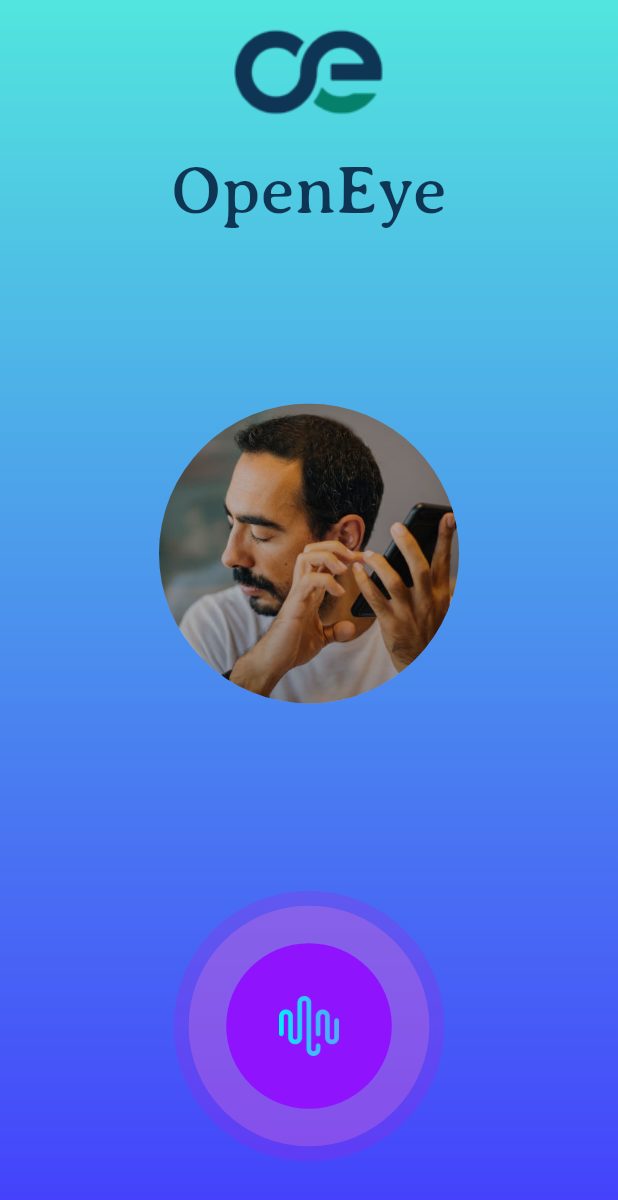
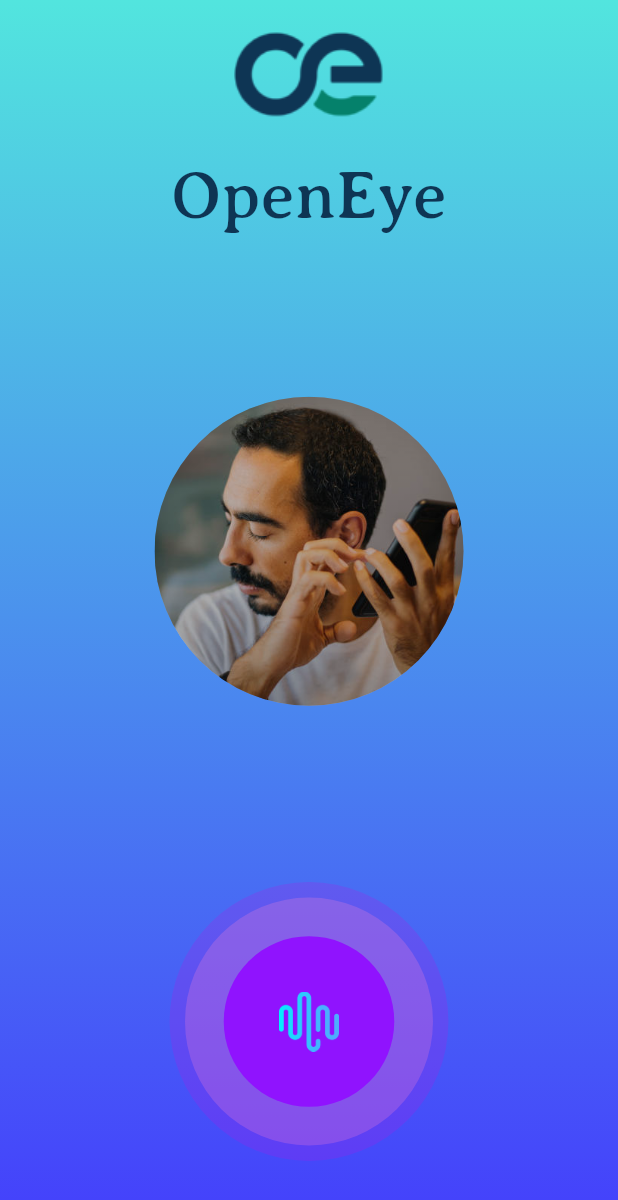
Before and after one commit to kurbanovxurshidbek/openeye-mobile, a Flutter app: the screen it shows after launch, on a phone screen of 412 x 824 dp. Shown: the top 1200 px of the screen. Run offline on Flutter 3.47's test engine with Material 2 defaults, Android fonts, the phone set to English and light mode, and no system bars; our stand-ins replace audioplayers, bloc, easy_localization, flutter_bloc, lottie, simple_animations and 1 more.

Commit message:
lang page error corrected 2

```diff
--- /dev/null
+++ b/lib/cubits/f_g_b_g_notifier_cubit.dart
@@ -0,0 +1,6 @@
+import 'package:bloc/bloc.dart';
+import 'package:key_board_app/cubits/f_g_b_g_notifier_state.dart';
+
+class FGBGNotifierCubit extends Cubit<FGBGNotifierState> {
+  FGBGNotifierCubit() : super(FGBGNotifierState());
+}
--- /dev/null
+++ b/lib/cubits/f_g_b_g_notifier_state.dart
@@ -0,0 +1 @@
+class FGBGNotifierState {}
--- a/lib/cubits/mediaplayer_cubit.dart
+++ b/lib/cubits/mediaplayer_cubit.dart
@@ -14,7 +14,7 @@ class MediaplayerCubit extends Cubit<MediaPlayerState> {
   onComplatedAudioAndStart(BuildContext context) {
     int count = 1;
 
-    playAudio(count);
+    startAudio(count);
 
     state.audioPlayer.onPlayerCompletion.listen((event) {
       count++;
@@ -33,11 +33,19 @@ class MediaplayerCubit extends Cubit<MediaPlayerState> {
         return;
       }
 
-      playAudio(count);
+      startAudio(count);
     });
   }
 
-  playAudio(int count) async {
+  pauseAudio() {
+    state.audioPlayer.pause();
+  }
+
+  playAudio() {
+    state.audioPlayer.resume();
+  }
+
+  startAudio(int count) async {
     String audioassetUZ = "assets/sounds/welcome_uz.mp3";
     String audioassetEN = "assets/sounds/welcome_en.mp3";
     String audioassetRU = "assets/sounds/welcome_ru.mp3";
--- a/lib/pages/change_lang_page.dart
+++ b/lib/pages/change_lang_page.dart
@@ -13,15 +13,55 @@ class LangChangePage extends StatefulWidget {
   State<LangChangePage> createState() => _LangChangePageState();
 }
 
-class _LangChangePageState extends State<LangChangePage> {
+class _LangChangePageState extends State<LangChangePage>
+    with WidgetsBindingObserver {
+  AppLifecycleState? _notification;
+
   @override
   void initState() {
     super.initState();
+
+    WidgetsBinding.instance!.addObserver(this);
 
     BlocProvider.of<SpeechToTextCubit>(context).initSpeech();
 
     BlocProvider.of<MediaplayerCubit>(context)
         .onComplatedAudioAndStart(context);
+  }
+
+  @override
+  void didChangeAppLifecycleState(AppLifecycleState state) {
+    switch (state) {
+      case AppLifecycleState.resumed:
+        print("app in resumed---------------");
+        BlocProvider.of<MediaplayerCubit>(context).playAudio();
+
+        break;
+      case AppLifecycleState.inactive:
+        print("app in inactive------------------------");
+        BlocProvider.of<MediaplayerCubit>(context).playAudio();
+        break;
+      case AppLifecycleState.paused:
+        print("app in paused--------------");
+        BlocProvider.of<SpeechToTextCubit>(context).stopListening("stop");
+
+        BlocProvider.of<MediaplayerCubit>(context).pauseAudio();
+        break;
+      case AppLifecycleState.detached:
+        print("app in detached----------------------");
+        break;
+    }
+  }
+
+  @override
+  void dispose() {
+    // TODO: implement dispose
+    super.dispose();
+    WidgetsBinding.instance!.removeObserver(this);
+
+    BlocProvider.of<SpeechToTextCubit>(context).stopListening("stop");
+
+    BlocProvider.of<MediaplayerCubit>(context).stopAudio();
   }
 
   @override
@@ -47,8 +87,8 @@ class _LangChangePageState extends State<LangChangePage> {
                     children: [
                       Image.asset(
                         "assets/images/logo1.jpg",
-                        width: 100,
-                        height: 100,
+                        width: MediaQuery.of(context).size.width / 4,
+                        height: MediaQuery.of(context).size.width / 4,
                       ),
                       Text(
                         "OpenEye",
@@ -59,8 +99,8 @@ class _LangChangePageState extends State<LangChangePage> {
                   state.bottomUp
                       ? Container()
                       : Container(
-                          width: 200,
-                          height: 200,
+                          width: MediaQuery.of(context).size.width / 2,
+                          height: MediaQuery.of(context).size.width / 2,
                           alignment: Alignment.center,
                           decoration: BoxDecoration(
                             borderRadius: BorderRadius.circular(4000),
@@ -70,8 +110,8 @@ class _LangChangePageState extends State<LangChangePage> {
                           ),
                           margin: EdgeInsets.all(10),
                           child: Container(
-                            width: 200,
-                            height: 200,
+                            width: MediaQuery.of(context).size.width / 2,
+                            height: MediaQuery.of(context).size.width / 2,
                             decoration: BoxDecoration(
                                 borderRadius: BorderRadius.circular(4000),
                                 color: Colors.white,
@@ -84,13 +124,13 @@ class _LangChangePageState extends State<LangChangePage> {
                                     ])),
                           )),
                   Container(
-                      height: 200,
-                      width: 200,
+                      height: MediaQuery.of(context).size.width / 2,
+                      width: MediaQuery.of(context).size.width / 2,
                       margin: EdgeInsets.only(bottom: 40),
                       child: state.isSpeaking
                           ? Container(
-                              height: 300,
-                              width: 300,
+                              height: MediaQuery.of(context).size.width / 2,
+                              width: MediaQuery.of(context).size.width / 2,
                               child: Lottie.asset('assets/lottie/speaking.json',
                                   repeat: true, fit: BoxFit.cover),
                             )
--- a/lib/views/bottom_sheets.dart
+++ b/lib/views/bottom_sheets.dart
@@ -70,11 +70,7 @@ showBottomS(BuildContext context) {
                   mainAxisAlignment: MainAxisAlignment.spaceBetween,
                   children: List.generate(3, (index) {
                     return FadeAnimation(
-                      index == 0
-                          ? 1
-                          : index == 1
-                              ? 8.1
-                              : 14.1,
+                      1,
                       BlocBuilder<MainaligmentCubit, MainAligmentState>(
                         builder: (context, state) {
                           return GestureDetector(
--- a/pubspec.yaml
+++ b/pubspec.yaml
@@ -38,6 +38,8 @@ dependencies:
   lottie: ^1.3.0
   # animations
   simple_animations: ^4.0.1
+  # Readme  flutter foreground/background event notifier
+  flutter_fgbg: ^0.2.0
 
 
 dev_dependencies:
```
Also changed, not shown: lib/cubits/speech_to_text_cubit.dart (+6 -4 lines), pubspec.lock.
